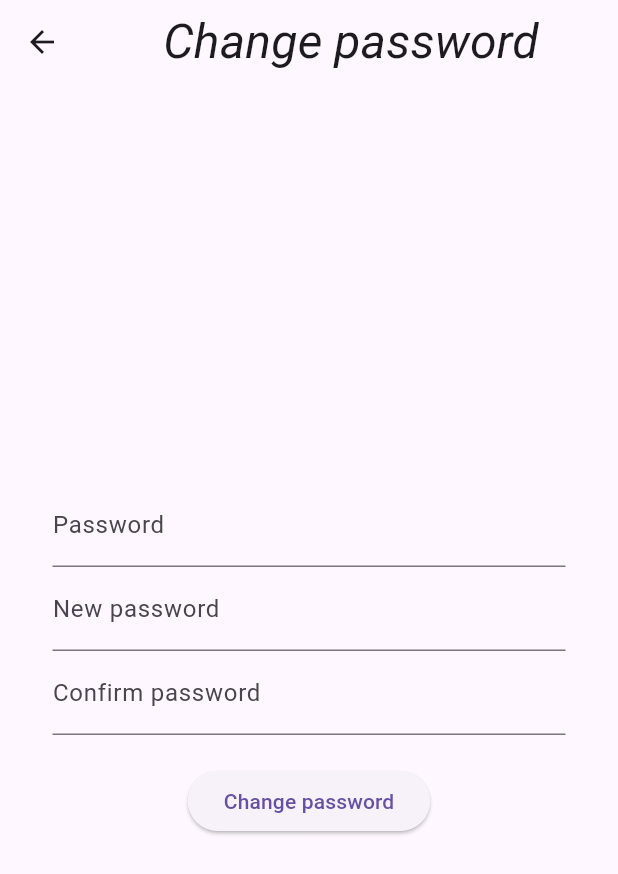
After one commit to LukaszKluza/Foodini, a Flutter app: the AccountScreen screen opened by its route, after a tap on "Change password", on a phone screen of 412 x 824 dp. The commit adds this screen. Shown: the top 874 px of the screen. Run offline on Flutter 3.47's test engine with Material 3 defaults, Android fonts, the phone set to English and light mode, and no system bars; our stand-ins replace country_picker, go_router.

Commit message:
Main page screen, and not working yet change password form

```diff
--- a/frontend/lib/app_router.dart
+++ b/frontend/lib/app_router.dart
@@ -1,12 +1,21 @@
+import 'package:frontend/views/screens/change_password_screen.dart';
 import 'package:frontend/views/screens/login_screen.dart';
 import 'package:go_router/go_router.dart';
 import 'views/screens/home_screen.dart';
 import 'views/screens/register_screen.dart';
+import 'views/screens/main_page_screen.dart';
+import 'views/screens/account_screen.dart';
 
 final GoRouter router = GoRouter(
   routes: [
     GoRoute(path: '/', builder: (context, state) => HomeScreen()),
     GoRoute(path: '/register', builder: (context, state) => RegisterScreen()),
-    GoRoute(path: '/login', builder: (context, state) => LoginScreen())
+    GoRoute(path: '/login', builder: (context, state) => LoginScreen()),
+    GoRoute(path: '/main_page', builder: (conext, state) => MainPageScreen()),
+    GoRoute(path: '/account', builder: (conext, state) => AccountScreen()),
+    GoRoute(
+      path: '/change_password',
+      builder: (conext, state) => ChangePasswordScreen(),
+    ),
   ],
 );
--- a/frontend/lib/config/app_config.dart
+++ b/frontend/lib/config/app_config.dart
@@ -34,12 +34,18 @@ class AppConfig {
   static const String email = 'E-mail';
   static const String password = 'Password';
   static const String confirmPassword = 'Confirm password';
+  static const String newPassword = 'New password';
   static const String registrationFailed = 'Registration failed';
 
   static const String login = 'Login';
   static const String dontHaveAccount = 'Do not have an account';
   static const String successfullyLoggedIn = 'Succesfully logged in';
   static const String loginFailed = 'Login failed';
+
+  static const String foodini = 'Foodini';
+
+  static const String myAccout = 'My Account';
+  static const String changePassword = 'Change password';
 
   //Lists
   static final List<int> ages = List.generate(109, (index) => index + 12);
@@ -48,4 +54,5 @@ class AppConfig {
   static const String baseUrl = 'http://127.0.0.1:8000/v1';
   static const String registerUrl = '$baseUrl/users/register';
   static const String loginUrl = '$baseUrl/users/login';
+  static const String changePasswordUrl = '$baseUrl/reset-password/request';
 }
--- /dev/null
+++ b/frontend/lib/views/screens/account_screen.dart
@@ -0,0 +1,64 @@
+import 'package:flutter/material.dart';
+import 'package:go_router/go_router.dart';
+import 'package:frontend/config/app_config.dart';
+import 'package:http/http.dart' as http;
+import 'package:frontend/views/widgets/rectangular_button.dart';
+
+class AccountScreen extends StatefulWidget {
+  final http.Client? client;
+
+  const AccountScreen({super.key, this.client});
+
+  @override
+  State<AccountScreen> createState() => _LoginScreenState();
+}
+
+class _LoginScreenState extends State<AccountScreen> {
+  @override
+  Widget build(BuildContext context) {
+    return Scaffold(
+      appBar: AppBar(
+        title: Center(
+          child: Text(
+            AppConfig.foodini,
+            style: TextStyle(fontSize: 32, fontStyle: FontStyle.italic),
+          ),
+        ),
+      ),
+      body: Column(
+        mainAxisAlignment: MainAxisAlignment.center,
+        children: [
+          Padding(
+            padding: EdgeInsets.all(35.0),
+            child: Row(
+              mainAxisAlignment: MainAxisAlignment.spaceEvenly,
+              crossAxisAlignment: CrossAxisAlignment.start,
+              children: [
+                Column(
+                  crossAxisAlignment: CrossAxisAlignment.center,
+                  children: [
+                    rectangularButton(
+                      "Change password",
+                      Icons.settings,
+                      () => context.go('/change_password'),
+                    ),
+                    SizedBox(height: 16),
+                    rectangularButton("Button 2", Icons.do_not_disturb, null),
+                  ],
+                ),
+                Column(
+                  crossAxisAlignment: CrossAxisAlignment.center,
+                  children: [
+                    rectangularButton("Button 3", Icons.do_not_disturb, null),
+                    SizedBox(height: 16),
+                    rectangularButton("Button 4", Icons.do_not_disturb, null),
+                  ],
+                ),
+              ],
+            ),
+          ),
+        ],
+      ),
+    );
+  }
+}
--- /dev/null
+++ b/frontend/lib/views/screens/change_password_screen.dart
@@ -0,0 +1,186 @@
+import 'dart:convert';
+import 'package:flutter/material.dart';
+import 'package:go_router/go_router.dart';
+import 'package:frontend/config/app_config.dart';
+import 'package:http/http.dart' as http;
+
+class ChangePasswordScreen extends StatefulWidget {
+  final http.Client? client;
+
+  const ChangePasswordScreen({super.key, this.client});
+
+  @override
+  State<ChangePasswordScreen> createState() => _LoginScreenState();
+}
+
+class _LoginScreenState extends State<ChangePasswordScreen> {
+  final _formKey = GlobalKey<FormState>();
+  // final TextEditingController _emailController = TextEditingController();
+  final TextEditingController _passwordController = TextEditingController();
+  final TextEditingController _confirmPasswordController =
+      TextEditingController();
+
+  bool _isLoading = false;
+  String? _errorMessage;
+
+  Future<void> _changePassword() async {
+    if (!_formKey.currentState!.validate()) return;
+
+    setState(() {
+      _isLoading = true;
+      _errorMessage = null;
+    });
+
+    final client = widget.client ?? http.Client();
+
+    try {
+      final response = await client.post(
+        Uri.parse(AppConfig.changePasswordUrl),
+        headers: {"Content-Type": "application/json"},
+        body: jsonEncode({
+          // "email": _emailController.text,
+          // "password": _passwordController.text,
+        }),
+      );
+
+      if (response.statusCode == 200) {
+        if (!mounted) return;
+        ScaffoldMessenger.of(context).showSnackBar(
+          SnackBar(
+            key: Key(AppConfig.successfullyLoggedIn),
+            content: Text(AppConfig.successfullyLoggedIn),
+          ),
+        );
+        context.go('/account');
+      } else {
+        final responseBody = jsonDecode(response.body);
+        setState(() {
+          _errorMessage = responseBody["detail"].toString();
+        });
+      }
+    } finally {
+      setState(() {
+        _isLoading = false;
+      });
+    }
+  }
+
+  // String? _validateEmail(String? value) {
+  //   if (value == null || value.isEmpty) {
+  //     return AppConfig.requiredEmail;
+  //   }
+  //   if (!RegExp(r'^[^@]+@[^@]+\.[^@]+').hasMatch(value)) {
+  //     return AppConfig.invalidEmail;
+  //   }
+  //   return null;
+  // }
+
+  String? _validatePassword(String? value) {
+    if (value == null || value.isEmpty) {
+      return AppConfig.requiredPassword;
+    }
+    if (value.length < AppConfig.minPasswordLength) {
+      return AppConfig.minimalPasswordLegth;
+    }
+    if (value.length > AppConfig.maxPasswordLength) {
+      return AppConfig.maximalPasswordLegth;
+    }
+    if (!RegExp(r'^(?=.*[A-Z])(?=.*\d)').hasMatch(value)) {
+      return AppConfig.passwordComplexityError;
+    }
+    return null;
+  }
+
+  String? _validateConfirmPassword(String? value) {
+    if (value == null || value.isEmpty) {
+      return AppConfig.requiredPasswordConfirmation;
+    }
+    if (value != _passwordController.text) {
+      return AppConfig.samePasswords;
+    }
+    return null;
+  }
+
+  @override
+  Widget build(BuildContext context) {
+    return Scaffold(
+      appBar: AppBar(
+        leading: IconButton(
+        icon: Icon(Icons.arrow_back),
+        onPressed: () {
+          context.go('/account');
+        },
+      ),
+        title: Center(
+          child: Text(
+            AppConfig.changePassword,
+            style: TextStyle(fontSize: 32, fontStyle: FontStyle.italic),
+          ),
+        ),
+      ),
+      body: Column(
+        mainAxisAlignment: MainAxisAlignment.center,
+        children: [
+          Padding(
+            padding: EdgeInsets.all(35.0),
+            child: Form(
+              key: _formKey,
+              child: Column(
+                children: [
+                  // TextFormField(
+                  //   key: Key(AppConfig.email),
+                  //   controller: _emailController,
+                  //   decoration: InputDecoration(labelText: AppConfig.email),
+                  //   keyboardType: TextInputType.emailAddress,
+                  //   validator: _validateEmail,
+                  // ),
+                  TextFormField(
+                    key: Key(AppConfig.password),
+                    controller: _passwordController,
+                    decoration: InputDecoration(labelText: AppConfig.password),
+                    obscureText: true,
+                    validator: _validatePassword,
+                  ),
+                  TextFormField(
+                    key: Key(AppConfig.newPassword),
+                    controller: _passwordController,
+                    decoration: InputDecoration(
+                      labelText: AppConfig.newPassword,
+                    ),
+                    obscureText: true,
+                    validator: _validatePassword,
+                  ),
+                  TextFormField(
+                    key: Key(AppConfig.confirmPassword),
+                    controller: _confirmPasswordController,
+                    decoration: InputDecoration(
+                      labelText: AppConfig.confirmPassword,
+                    ),
+                    obscureText: true,
+                    validator: _validateConfirmPassword,
+                  ),
+                  SizedBox(height: 20),
+                  _isLoading
+                      ? CircularProgressIndicator()
+                      : ElevatedButton(
+                        key: Key(AppConfig.changePassword),
+                        onPressed: _changePassword,
+                        child: Text(AppConfig.changePassword),
+                      ),
+                  if (_errorMessage != null)
+                    Padding(
+                      padding: EdgeInsets.all(8.0),
+                      child: Text(
+                        _errorMessage!,
+                        style: TextStyle(color: Colors.red),
+                      ),
+                    ),
+                ],
+              ),
+            ),
+          ),
+        ],
+      ),
+    );
+  }
+}
--- a/frontend/lib/views/screens/login_screen.dart
+++ b/frontend/lib/views/screens/login_screen.dart
@@ -49,7 +49,7 @@ class _LoginScreenState extends State<LoginScreen> {
             content: Text(AppConfig.successfullyLoggedIn),
           ),
         );
-        context.go('/home');
+        context.go('/main_page');
       } else {
         final responseBody = jsonDecode(response.body);
         setState(() {
--- /dev/null
+++ b/frontend/lib/views/widgets/rectangular_button.dart
@@ -0,0 +1,19 @@
+import 'package:flutter/material.dart';
+
+Widget rectangularButton(String emoji, IconData icon, VoidCallback? onPressed) {
+  return ElevatedButton(
+    onPressed: onPressed,
+    style: ElevatedButton.styleFrom(
+      fixedSize: Size(250, 250),
+      shape: RoundedRectangleBorder(borderRadius: BorderRadius.circular(8)),
+      padding: EdgeInsets.zero,
+    ),
+    child: Column(
+      mainAxisAlignment: MainAxisAlignment.center,
+      children: [
+        Icon(icon, size: 80),
+        Text(emoji, style: TextStyle(fontSize: 30)),
+      ],
+    ),
+  );
+}
```
Also changed, not shown: frontend/lib/views/screens/main_page_screen.dart (added, +64 -0 lines), frontend/lib/views/screens/register_screen.dart (+6 -4 lines).
